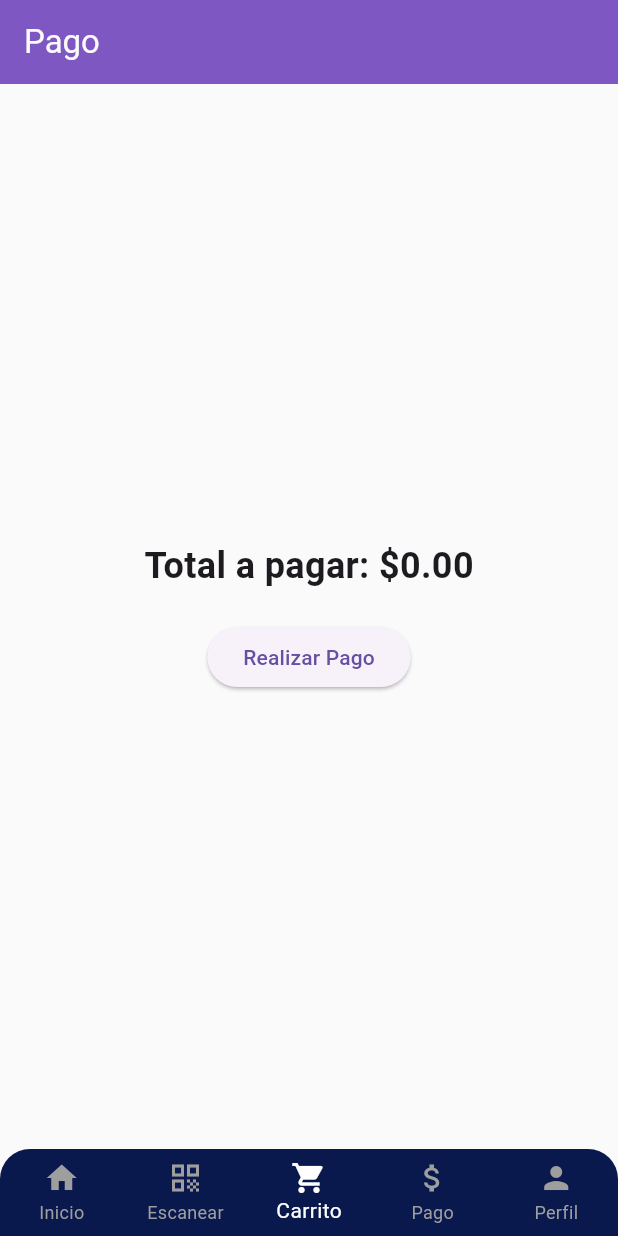
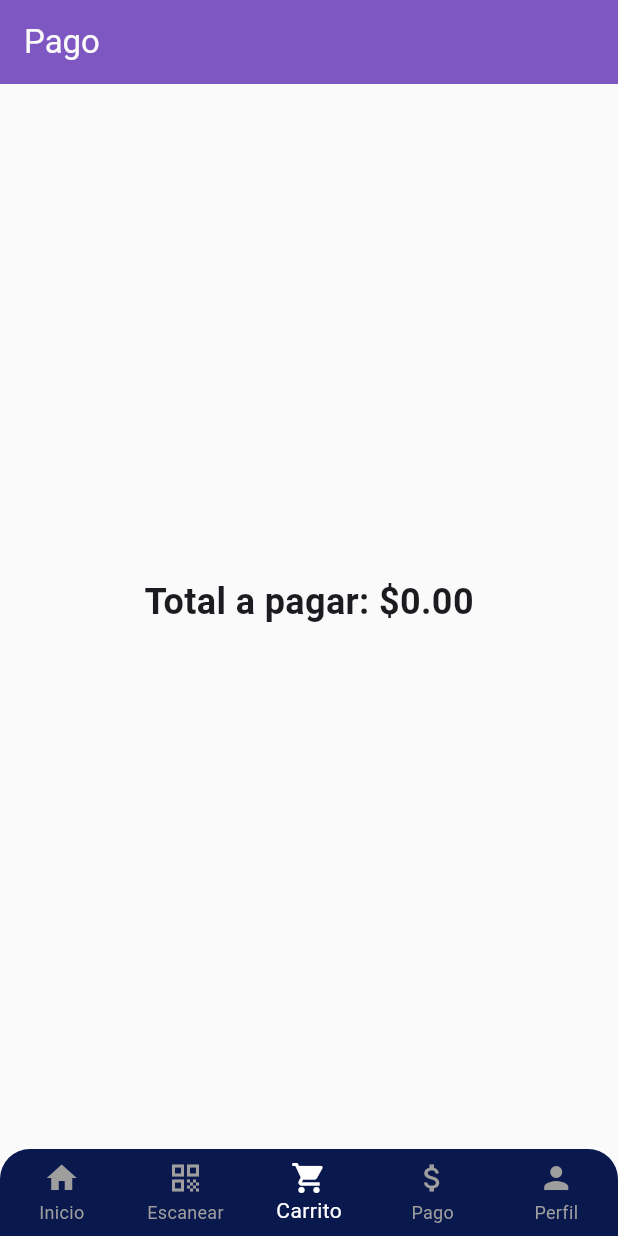
Before and after one commit to nicfabi/app, a Flutter app: the screen it shows after launch, item 3 of the bottom bar chosen, on a phone screen of 412 x 824 dp. Run offline on Flutter 3.47's test engine with Material 3 defaults, Android fonts, the phone set to English and light mode, and no system bars; our stand-ins replace get, progress_dialog_null_safe; missing offline and left inert: flutter_barcode_scanner.

Commit message:
fix: :bug: Fixed a bug
Now when someone pays, the button dissapears so it doesn't inccur in issues with making fake sold_carts

```diff
--- a/lib/main.dart
+++ b/lib/main.dart
@@ -53,7 +53,8 @@ class CustomBottomNavBar extends StatelessWidget {
   final int selectedIndex;
   final Function(int) onItemTapped;
 
-  CustomBottomNavBar({required this.selectedIndex, required this.onItemTapped});
+  const CustomBottomNavBar(
+      {super.key, required this.selectedIndex, required this.onItemTapped});
 
   @override
   Widget build(BuildContext context) {
--- a/lib/pago_page.dart
+++ b/lib/pago_page.dart
@@ -7,8 +7,8 @@ class PagoPage extends GetView<CarritoService> {
   Widget build(BuildContext context) {
     return Scaffold(
       appBar: AppBar(
-        title: Text('Pago', style: TextStyle(color: Color(0xFFFAFAFA))),
-        backgroundColor: Color(0xFF7E57C2),
+        title: const Text('Pago', style: TextStyle(color: Color(0xFFFAFAFA))),
+        backgroundColor: const Color(0xFF7E57C2),
       ),
       body: Center(
         child: Column(
@@ -16,17 +16,24 @@ class PagoPage extends GetView<CarritoService> {
           children: [
             Obx(() => Text(
                   'Total a pagar: \$${controller.total.toStringAsFixed(2)}',
-                  style: TextStyle(fontSize: 24, fontWeight: FontWeight.bold),
+                  style: const TextStyle(
+                      fontSize: 24, fontWeight: FontWeight.bold),
                 )),
-            SizedBox(height: 20),
-            ElevatedButton(
-              child: Text('Realizar Pago'),
-              onPressed: () {
-                controller.agregarCarrito(context);
-                Get.snackbar('Pago', 'Pago realizado con éxito');
-                controller.limpiarCarrito();
-              },
-            ),
+            const SizedBox(height: 20),
+            Obx(() {
+              if (controller.total > 0.00) {
+                return ElevatedButton(
+                  child: const Text('Realizar Pago'),
+                  onPressed: () {
+                    controller.agregarCarrito(context);
+                    Get.snackbar('Pago', 'Pago realizado con éxito');
+                    controller.limpiarCarrito();
+                  },
+                );
+              } else {
+                return Container(); // or any other widget you want to return when the condition is not met
+              }
+            })
           ],
         ),
       ),
```
Also changed, not shown: lib/carro_compra/carrito_servicio.dart (+4 -16 lines), lib/facturacion.dart (+15 -14 lines).
